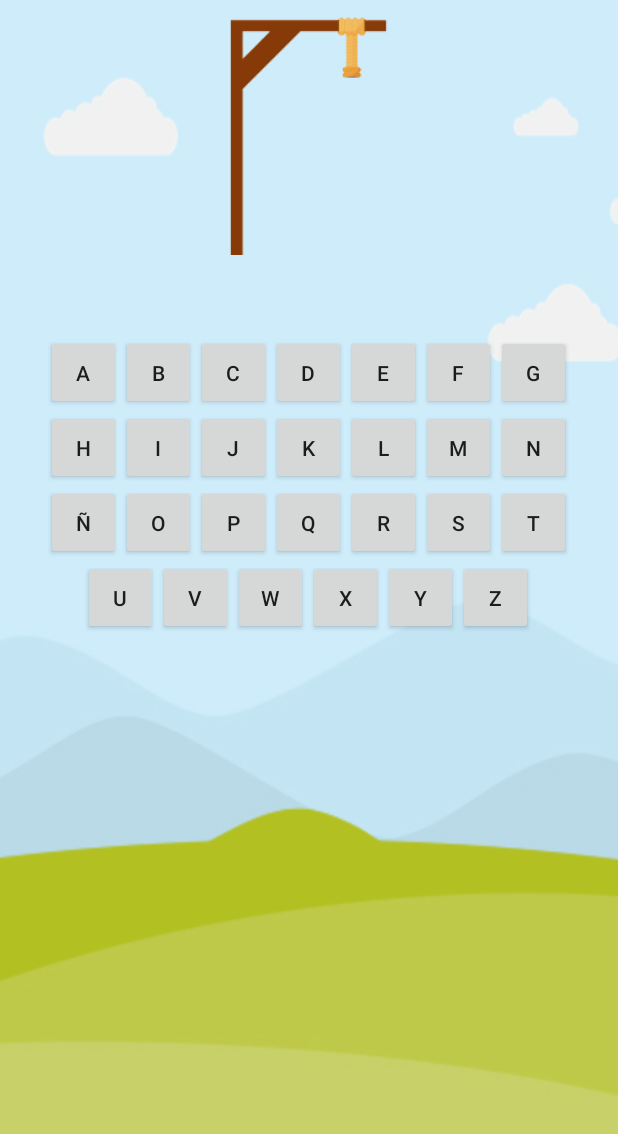
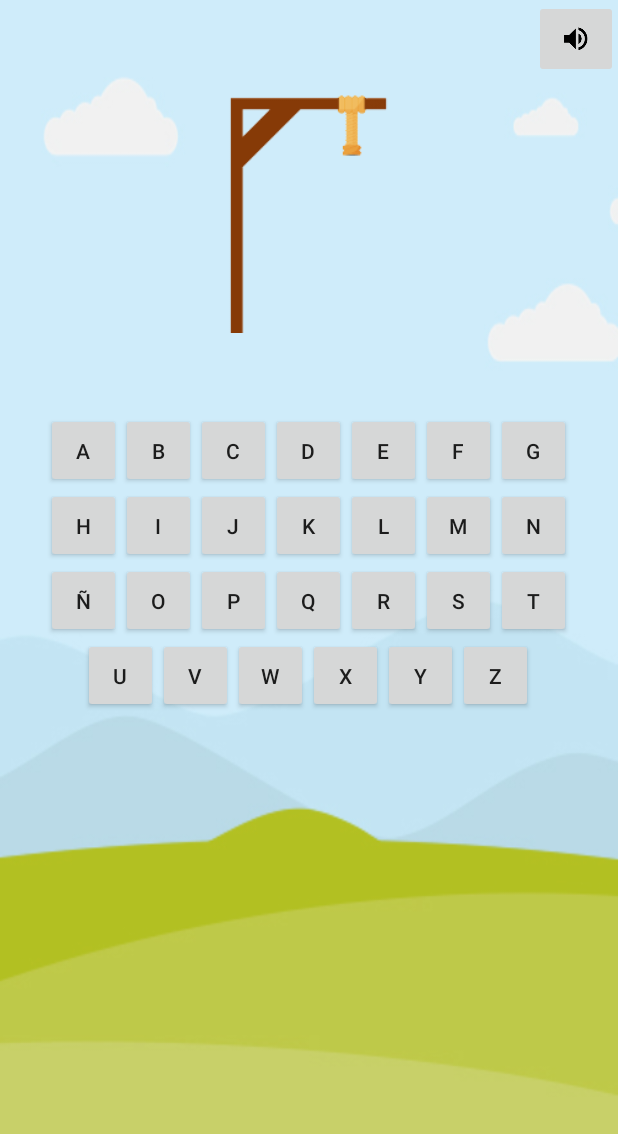
Before and after one commit to AppAhorcado/AppFinal, an Android app: the TableroActivity screen opened directly, with no data from a screen before it, on a phone screen of 412 x 824 dp. Shown: the top 1134 px of the screen. Run offline under Robolectric (Android 15) with nearby library versions, the phone set to English and light mode, and no system bars; 11 statements that could not run were skipped.

Commit message:
actualizacion sonido

```diff
--- a/app/src/main/res/layout/activity_tablero.xml
+++ b/app/src/main/res/layout/activity_tablero.xml
@@ -7,6 +7,12 @@
     android:orientation="vertical"
     android:background="@drawable/fondo_juego_3"
     tools:context="antonio.femxa.appfinal.TableroActivity">
+        <ImageButton
+        android:layout_gravity="end"
+        android:layout_width="wrap_content"
+        android:layout_height="wrap_content"
+        android:id="@+id/btnImagen"
+        android:src="@drawable/ic_volume_up"/>
 
     <ImageView
         android:layout_width="match_parent"
```
